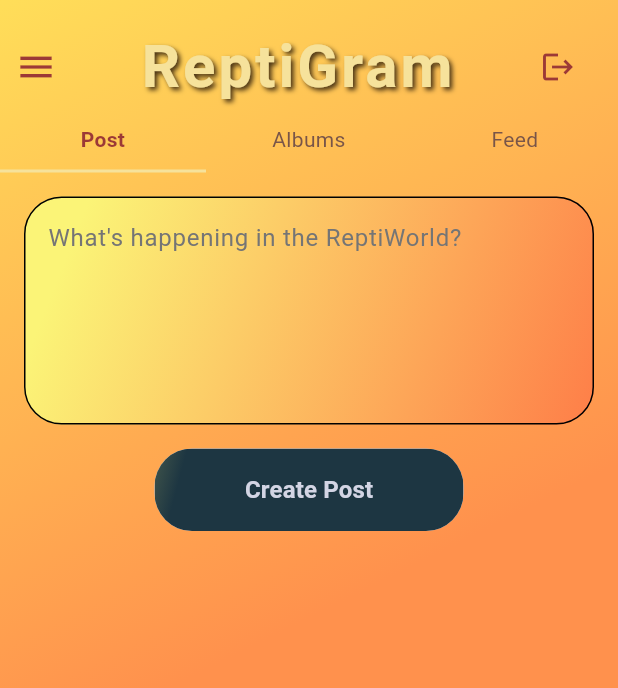
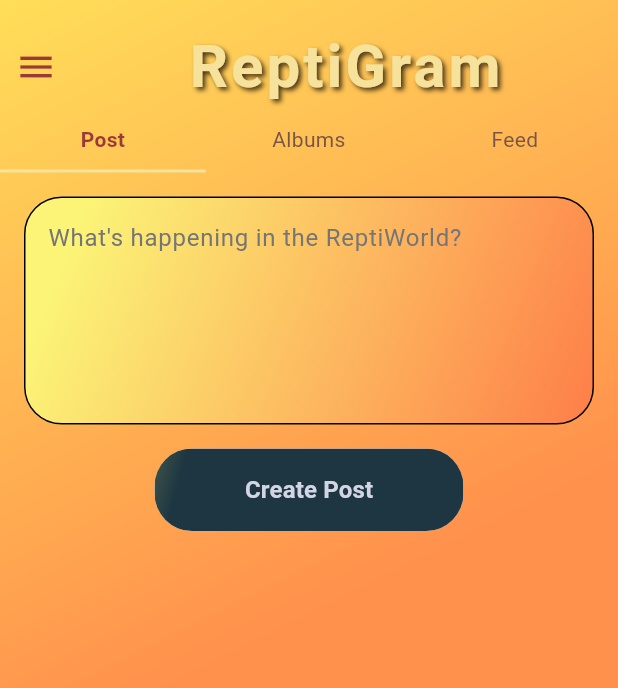
Before and after one commit to FelipeJuarezJr/ReptiGramFinalApp, a Flutter app: the PostScreen screen opened directly, on a phone screen of 412 x 824 dp. Shown: the top 688 px of the screen. Run offline on Flutter 3.47's test engine with Material 3 defaults, Android fonts, the phone set to English and light mode, and no system bars; our stand-ins replace firebase_auth, firebase_core, firebase_database, firebase_storage, flutter_dotenv, flutter_svg and 2 more; accounts and stored records are empty; generated files the repository leaves out were written again.

Commit message:
Logout feature updated

```diff
--- a/lib/common/title_header.dart
+++ b/lib/common/title_header.dart
@@ -78,25 +78,26 @@ class TitleHeader extends StatelessWidget {
               ),
             ),
           ),
-          Padding(
-            padding: const EdgeInsets.only(right: 16.0),
-            child: IconButton(
-              icon: const Icon(
-                Icons.logout,
-                color: AppColors.titleText,
-              ),
-              onPressed: () {
-                FirebaseAuth.instance.signOut();
-                Navigator.pushAndRemoveUntil(
-                  context,
-                  MaterialPageRoute(
-                    builder: (context) => const LoginScreen(),
-                  ),
-                  (route) => false,
-                );
-              },
-            ),
-          ),
+          // TODO: Just uncomment this when you want to add a logout button
+          // Padding(
+          //   padding: const EdgeInsets.only(right: 16.0),
+          //   child: IconButton(
+          //     icon: const Icon(
+          //       Icons.logout,
+          //       color: AppColors.titleText,
+          //     ),
+          //     onPressed: () {
+          //       FirebaseAuth.instance.signOut();
+          //       Navigator.pushAndRemoveUntil(
+          //         context,
+          //         MaterialPageRoute(
+          //           builder: (context) => const LoginScreen(),
+          //         ),
+          //         (route) => false,
+          //       );
+          //     },
+          //   ),
+          // ),
         ],
       ),
     );
```
Also changed, not shown: lib/widgets/nav_drawer.dart (+18 -3 lines).
